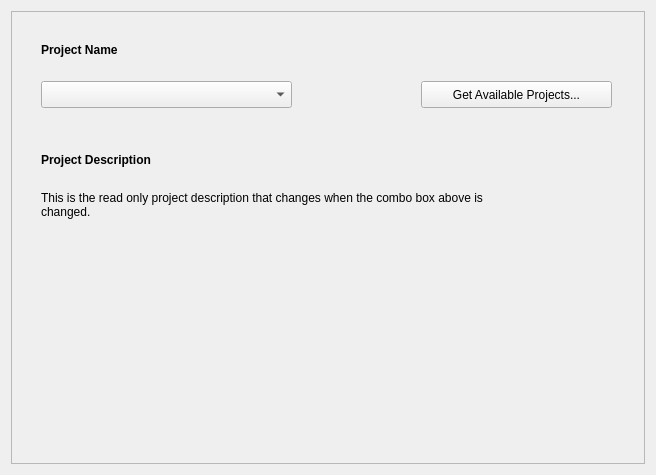
Cadasta/cadasta-qgis-plugin, file cadasta/gui/ui/wizard/step_project_download01.ui: the form before one commit.
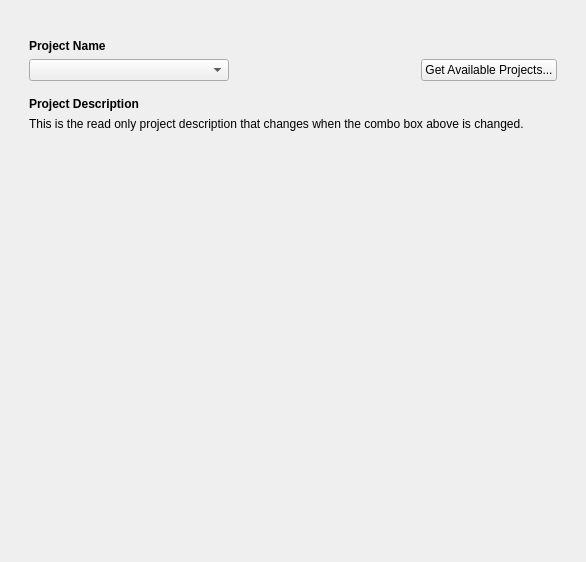
The form after the commit.

```diff
--- a/cadasta/gui/ui/wizard/step_project_download01.ui
+++ b/cadasta/gui/ui/wizard/step_project_download01.ui
@@ -6,8 +6,8 @@
    <rect>
     <x>0</x>
     <y>0</y>
-    <width>656</width>
-    <height>475</height>
+    <width>586</width>
+    <height>562</height>
    </rect>
   </property>
   <property name="sizePolicy">
@@ -23,91 +23,144 @@
    <item>
     <widget class="QFrame" name="frame">
      <property name="frameShape">
-      <enum>QFrame::StyledPanel</enum>
+      <enum>QFrame::NoFrame</enum>
      </property>
      <property name="frameShadow">
       <enum>QFrame::Raised</enum>
      </property>
-     <widget class="QPushButton" name="get_available_projects_button">
-      <property name="geometry">
-       <rect>
-        <x>410</x>
-        <y>70</y>
-        <width>191</width>
-        <height>27</height>
-       </rect>
-      </property>
-      <property name="cursor">
-       <cursorShape>OpenHandCursor</cursorShape>
-      </property>
-      <property name="text">
-       <string>Get Available Projects...</string>
-      </property>
-     </widget>
-     <widget class="QLabel" name="project_description_label">
-      <property name="geometry">
-       <rect>
-        <x>30</x>
-        <y>160</y>
-        <width>491</width>
-        <height>68</height>
-       </rect>
-      </property>
-      <property name="text">
-       <string>This is the read only project description that changes when the combo box above is changed.</string>
-      </property>
-      <property name="wordWrap">
-       <bool>true</bool>
-      </property>
-     </widget>
-     <widget class="QComboBox" name="project_combo_box">
-      <property name="geometry">
-       <rect>
-        <x>30</x>
-        <y>70</y>
-        <width>251</width>
-        <height>27</height>
-       </rect>
-      </property>
-     </widget>
-     <widget class="QLabel" name="label">
-      <property name="geometry">
-       <rect>
-        <x>30</x>
-        <y>30</y>
-        <width>281</width>
-        <height>17</height>
-       </rect>
-      </property>
-      <property name="font">
-       <font>
-        <weight>75</weight>
-        <bold>true</bold>
-       </font>
-      </property>
-      <property name="text">
-       <string>Project Name</string>
-      </property>
-     </widget>
-     <widget class="QLabel" name="label_2">
-      <property name="geometry">
-       <rect>
-        <x>30</x>
-        <y>140</y>
-        <width>221</width>
-        <height>17</height>
-       </rect>
-      </property>
-      <property name="font">
-       <font>
-        <weight>75</weight>
-        <bold>true</bold>
-       </font>
-      </property>
-      <property name="text">
-       <string>Project Description</string>
-      </property>
-     </widget>
+     <layout class="QVBoxLayout" name="verticalLayout">
+      <item>
+       <layout class="QVBoxLayout" name="verticalLayout_3">
+        <property name="margin">
+         <number>9</number>
+        </property>
+        <item>
+         <spacer name="verticalSpacer_3">
+          <property name="orientation">
+           <enum>Qt::Vertical</enum>
+          </property>
+          <property name="sizeType">
+           <enum>QSizePolicy::Maximum</enum>
+          </property>
+          <property name="sizeHint" stdset="0">
+           <size>
+            <width>20</width>
+            <height>10</height>
+           </size>
+          </property>
+         </spacer>
+        </item>
+        <item>
+         <widget class="QLabel" name="label">
+          <property name="maximumSize">
+           <size>
+            <width>16777215</width>
+            <height>15</height>
+           </size>
+          </property>
+          <property name="font">
+           <font>
+            <weight>75</weight>
+            <bold>true</bold>
+           </font>
+          </property>
+          <property name="text">
+           <string>Project Name</string>
+          </property>
+         </widget>
+        </item>
+        <item>
+         <layout class="QHBoxLayout" name="horizontalLayout">
+          <item>
+           <widget class="QComboBox" name="project_combo_box">
+            <property name="minimumSize">
+             <size>
+              <width>200</width>
+              <height>0</height>
+             </size>
+            </property>
+           </widget>
+          </item>
+          <item>
+           <spacer name="horizontalSpacer_2">
+            <property name="orientation">
+             <enum>Qt::Horizontal</enum>
+            </property>
+            <property name="sizeHint" stdset="0">
+             <size>
+              <width>40</width>
+              <height>20</height>
+             </size>
+            </property>
+           </spacer>
+          </item>
+          <item>
+           <widget class="QPushButton" name="get_available_projects_button">
+            <property name="cursor">
+             <cursorShape>OpenHandCursor</cursorShape>
+            </property>
+            <property name="text">
+             <string>Get Available Projects...</string>
+            </property>
+           </widget>
+          </item>
+         </layout>
+        </item>
+        <item>
+         <spacer name="verticalSpacer_2">
+          <property name="orientation">
+           <enum>Qt::Vertical</enum>
+          </property>
+          <property name="sizeType">
+           <enum>QSizePolicy::Maximum</enum>
+          </property>
+          <property name="sizeHint" stdset="0">
+           <size>
+            <width>20</width>
+            <height>10</height>
+           </size>
+          </property>
+         </spacer>
+        </item>
+        <item>
+         <widget class="QLabel" name="label_2">
+          <property name="font">
+           <font>
+            <weight>75</weight>
+            <bold>true</bold>
+           </font>
+          </property>
+          <property name="text">
+           <string>Project Description</string>
+          </property>
+         </widget>
+        </item>
+        <item>
+         <widget class="QLabel" name="project_description_label">
+          <property name="text">
+           <string>This is the read only project description that changes when the combo box above is changed.</string>
+          </property>
+          <property name="wordWrap">
+           <bool>true</bool>
+          </property>
+         </widget>
+        </item>
+        <item>
+         <spacer name="verticalSpacer">
+          <property name="orientation">
+           <enum>Qt::Vertical</enum>
+          </property>
+          <property name="sizeHint" stdset="0">
+           <size>
+            <width>20</width>
+            <height>40</height>
+           </size>
+          </property>
+         </spacer>
+        </item>
+       </layout>
+      </item>
+     </layout>
     </widget>
    </item>
   </layout>
```
